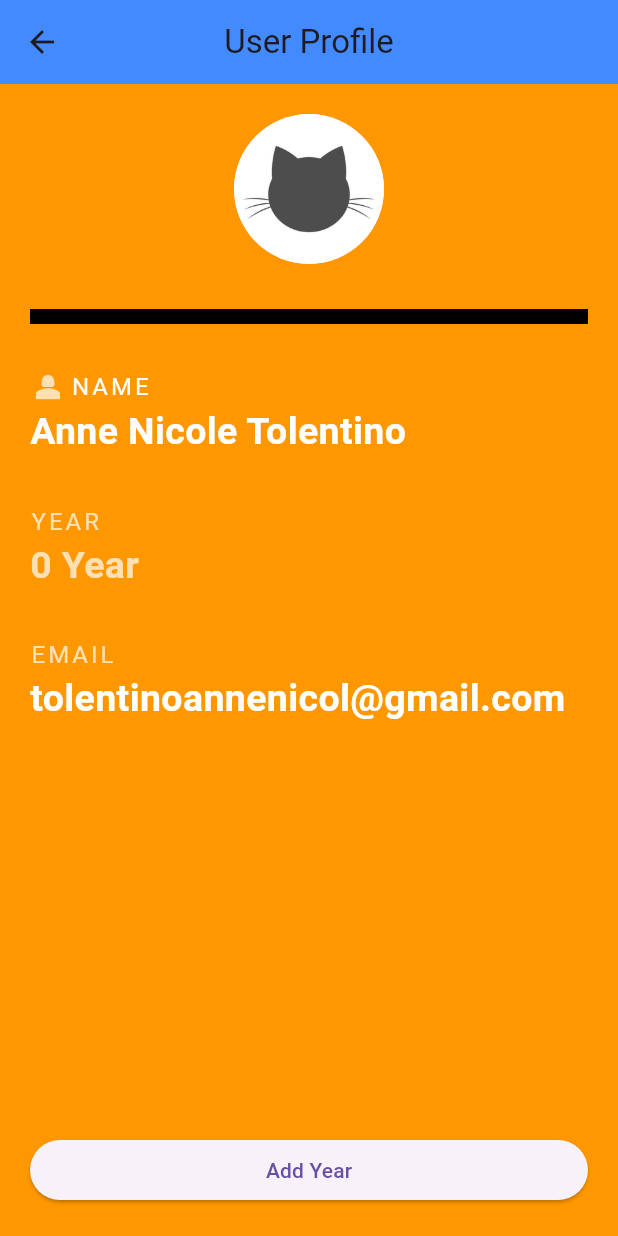
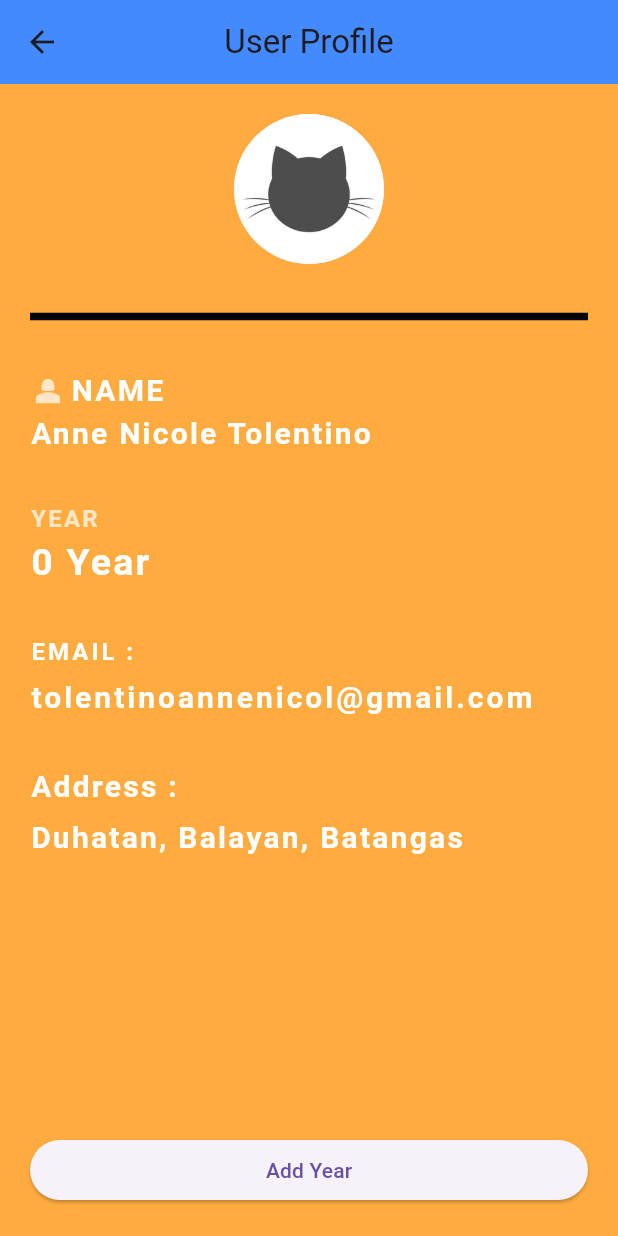
Before and after one commit to kolnieer/gorcery-store, a Flutter app: the screen it shows after launch, after a tap on "Go to profile", on a phone screen of 412 x 824 dp. Run offline on Flutter 3.47's test engine with Material 3 defaults, Android fonts, the phone set to English and light mode, and no system bars; our stand-ins replace flutter_spinkit; network calls fail.

Commit message:
ACTIVITY 5 FINALLL!!!!

```diff
--- a/lib/Home.dart
+++ b/lib/Home.dart
@@ -12,7 +12,7 @@ class _HomeState extends State<Home> {
   @override
   Widget build(BuildContext context) {
     return  Scaffold(
-      backgroundColor: Colors.orange,
+      backgroundColor: Colors.orangeAccent[200],
       appBar: AppBar(
         title: Text('User Profile'),
         backgroundColor:  Colors.blueAccent,
@@ -35,7 +35,7 @@ class _HomeState extends State<Home> {
                 Divider(
                   height: 70.0,
                   color: Colors.black,
-                  thickness: 10.0,
+                  thickness: 5.0,
 
                 ),
                 Row(
@@ -48,9 +48,10 @@ class _HomeState extends State<Home> {
                     Text(
                       'NAME',
                       style: TextStyle(
-                        fontSize: 16.0,
+                        fontSize: 20.0,
+                        fontWeight: FontWeight.bold,
                         color: Colors.white,
-                        letterSpacing: 2.0,
+                        letterSpacing: 1.5,
                       ),
                     ),
                   ],
@@ -58,9 +59,10 @@ class _HomeState extends State<Home> {
                 Text(
                   'Anne Nicole Tolentino',
                   style:  TextStyle(
+                      fontSize: 20.0,
                       fontWeight: FontWeight.bold,
                       color: Colors.white,
-                      fontSize: 25.0
+                      letterSpacing: 1.5,
                   ),
                 ),
                 SizedBox(height: 30.0,),
@@ -68,33 +70,58 @@ class _HomeState extends State<Home> {
                   'YEAR',
                   style: TextStyle(
                     fontSize: 16.0,
+                    fontWeight: FontWeight.bold,
                     color: Colors.white70,
-                    letterSpacing: 2.0,
+                    letterSpacing: 1.5,
                   ),
                 ),
                 Text(
                   '$year Year',
                   style:  TextStyle(
+                    fontSize: 25.0,
                     fontWeight: FontWeight.bold,
-                    color: Colors.white70,
-                    fontSize: 25.0,
+                    color: Colors.white,
+                    letterSpacing: 1.5,
                   ),
                 ),
                 SizedBox(height: 30.0,),
                 Text(
-                  'EMAIL',
+                  'EMAIL :',
                   style: TextStyle(
                     fontSize: 16.0,
-                    color: Colors.white70,
+                    fontWeight: FontWeight.bold,
+                    color: Colors.white,
                     letterSpacing: 2.0,
                   ),
                 ),
+                SizedBox(height: 5.0,),
                 Text(
                   'tolentinoannenicol@gmail.com',
                   style:  TextStyle(
+                    fontSize: 20.0,
                     fontWeight: FontWeight.bold,
                     color: Colors.white,
-                    fontSize: 25.0,
+                    letterSpacing: 2.0,
+                  ),
+                ),
+                SizedBox(height: 30.0,),
+                Text(
+                  'Address :',
+                  style: TextStyle(
+                    fontSize: 20.0,
+                    fontWeight: FontWeight.bold,
+                      color: Colors.white,
+                      letterSpacing: 1.5
+                  ),
+                ),
+                SizedBox(height: 5.0,),
+                Text(
+                  'Duhatan, Balayan, Batangas',
+                  style: TextStyle(
+                    fontSize: 20.0,
+                    fontWeight: FontWeight.bold,
+                    color: Colors.white,
+                    letterSpacing: 1.5,
                   ),
                 ),
               ],
--- a/lib/pages/dashboard.dart
+++ b/lib/pages/dashboard.dart
@@ -8,11 +8,28 @@ class Dashboard extends StatefulWidget {
 
 class _DashboardState extends State<Dashboard> {
   @override
+
   Widget build(BuildContext context) {
     return Scaffold(
-      backgroundColor:  Colors.white70,
+      backgroundColor:  Colors.white,
+      appBar: AppBar(
+        backgroundColor: Colors.orangeAccent,
+      ),
       body:  SafeArea(
       child: Column(
+        children: [
+          Container(
+            child: Padding(
+              padding: EdgeInsets.fromLTRB(0, 120.0, 0, 0),
+              child: Center(
+                child: Image(
+                  image: AssetImage('assets/vegetables.jpg'),
+                )
+              ),
+            ),
+          ),
+        SizedBox(height: 200.0,),
+        Column(
             mainAxisAlignment: MainAxisAlignment.end,
             crossAxisAlignment: CrossAxisAlignment.stretch,
             children: [
@@ -26,6 +43,7 @@ class _DashboardState extends State<Dashboard> {
           foregroundColor: Colors.white,
         ),
       ),
+        SizedBox(height: 50.0,),
         ElevatedButton(
           onPressed: (){
             Navigator.pushNamed(context, '/profile');
@@ -35,7 +53,10 @@ class _DashboardState extends State<Dashboard> {
                   backgroundColor: Colors.orange,
                   foregroundColor: Colors.white,
                   ),
-          )],
+                ),
+              ],
+            ),
+          ],
         ),
       ),
     );
```
Also changed, not shown: lib/pages/Login.dart (+69 -3 lines), assets/vegetables.jpg (added). Lines whose indentation alone changed are shown as unchanged.
